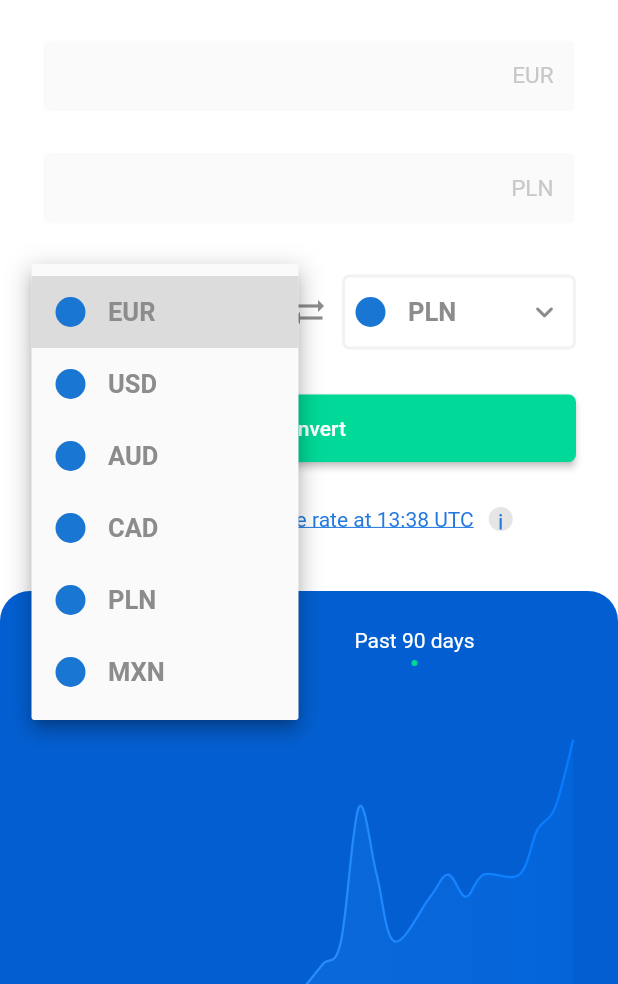
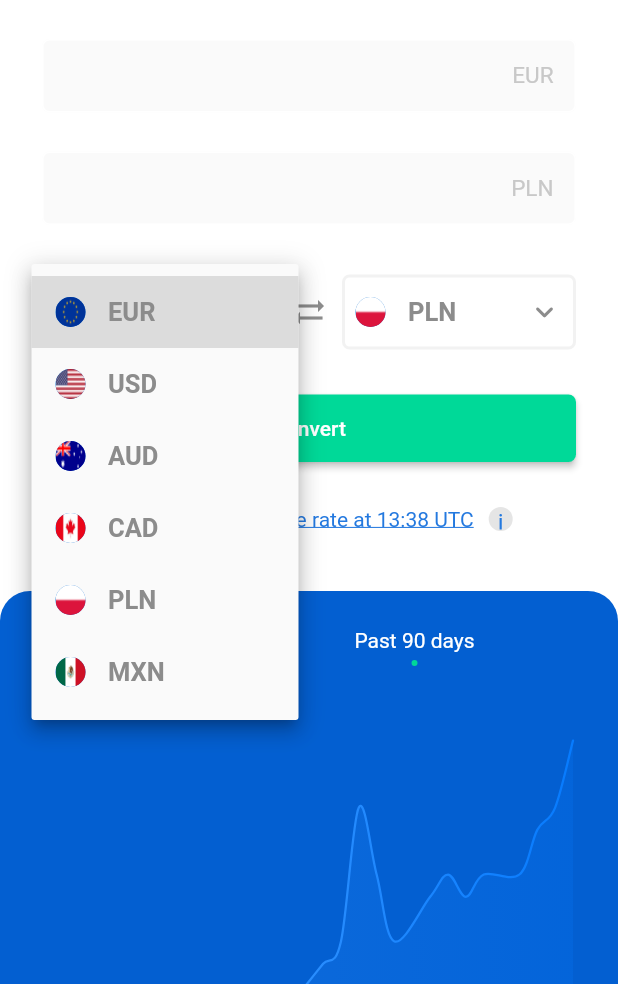
Before and after one commit to Rhemi7/euro_currency_converter, a Flutter app: the screen it shows after launch, after a tap on "EUR", on a phone screen of 412 x 824 dp, the part 252-1236 px from its top. Run offline on Flutter 3.47's test engine with Material 2 defaults, Android fonts, the phone set to English and light mode, and no system bars; drawn by our look-alikes of fl_chart; our stand-ins replace dartz, data_connection_checker, equatable, flutter_riverpod, get_it.

Commit message:
Made flags have rounded borders

```diff
--- a/lib/features/currency_calculator/presentation/screens/main_screen.dart
+++ b/lib/features/currency_calculator/presentation/screens/main_screen.dart
@@ -25,12 +25,12 @@ class _MainScreenState extends State<MainScreen> {
   ];
 
   List<CurrencyModel> currencyList = [
-    CurrencyModel(name: 'EUR', image: ''),
-    CurrencyModel(name: 'USD', image: ''),
-    CurrencyModel(name: 'AUD', image: ''),
-    CurrencyModel(name: 'CAD', image: ''),
-    CurrencyModel(name: 'PLN', image: ''),
-    CurrencyModel(name: 'MXN', image: ''),
+    CurrencyModel(name: 'EUR', image: 'assets/images/euro.png'),
+    CurrencyModel(name: 'USD', image: 'assets/images/us.png'),
+    CurrencyModel(name: 'AUD', image: 'assets/images/aus.png'),
+    CurrencyModel(name: 'CAD', image: 'assets/images/can.png'),
+    CurrencyModel(name: 'PLN', image: 'assets/images/poland.png'),
+    CurrencyModel(name: 'MXN', image: 'assets/images/mexico.png'),
   ];
 
 
@@ -50,27 +50,20 @@ class _MainScreenState extends State<MainScreen> {
     secondFieldController.text = (int.parse(firstFieldController.text) *
         rate!)
         .toString();
-    // cost = (int.parse(_sharesController.text) *
-    //     double.parse(widget.stockInfo.price))
-    //     .toString();
+
   }
 
   @override
   void initState() {
     firstFieldController.addListener(calculateConvertedValue);
-
     secondFieldController.addListener(calculateConvertedValue);
-    // _amountController.addListener(calculateQuantity);
     super.initState();
   }
 
   @override
   void dispose() {
     // _sharesController.removeListener(calculateCost);
-    // _amountController.removeListener(calculateQuantity);
-    // _amountController.dispose();
-    // _sharesController.dispose();
-    // _mainController.dispose();
+
     super.dispose();
   }
 
@@ -127,32 +120,6 @@ class _MainScreenState extends State<MainScreen> {
             Consumer(
               builder: (context, watch, child) {
                 final converterState = watch(converterNotifierProvider);
-//if (drinksState is DrinksLoading) {
-//                 return const CircularProgressIndicator();
-//               } else if (drinksState is DrinksLoaded) {
-//                 return ListView.separated(
-//                     itemBuilder: (index, context) {
-//                       return Checkbox(
-//                           value: true,
-//                           onChanged: (bool? val) {
-//                             val = true;
-//                           });
-//                     },
-//                     separatorBuilder: (index, context) {
-//                       return const SizedBox(
-//                         height: 10,
-//                       );
-//                     },
-//                     itemCount: drinksState.drinks!.length);
-//               } else if (drinksState is DrinksError) {
-//                 Center(
-//                   child: Text(
-//                     drinksState.message.toString(),
-//                     style: const TextStyle(color: Colors.black),
-//                   ),
-//                 );
-//               }
-//               return Container();
                 if (converterState is ConverterLoading) {
                   return TestTextField(
                     suffixText: _selectedSecondCurrency,
@@ -447,6 +414,7 @@ class _MainScreenState extends State<MainScreen> {
                                   opacity: 1,
                                   child: CustomTextWidget(
                                     currency: currency.name,
+                                    image: currency.image,
                                   ),
                                 ));
                           }).toList(),
--- a/lib/features/currency_calculator/presentation/widgets/currency_drop_down_widget.dart
+++ b/lib/features/currency_calculator/presentation/widgets/currency_drop_down_widget.dart
@@ -1,19 +1,30 @@
 import 'package:flutter/material.dart';
 
 class CustomTextWidget extends StatelessWidget {
- final String currency;
+  final String currency;
+  final String image;
 
-  const CustomTextWidget({Key? key, required this.currency}) : super(key: key);
+  const CustomTextWidget(
+      {Key? key, required this.currency, required this.image})
+      : super(key: key);
 
   @override
   Widget build(BuildContext context) {
     return Row(
       // mainAxisAlignment: MainAxisAlignment.spaceEvenly,
       children: [
-        const CircleAvatar(
+        CircleAvatar(
           radius: 10,
+          child: Container(
+            decoration: BoxDecoration(
+              borderRadius: const BorderRadius.all(Radius.circular(10)),
+                image: DecorationImage(
+              fit: BoxFit.fill,
+              image: AssetImage(image),
+            )),
+          ),
         ),
-       const SizedBox(
+        const SizedBox(
           width: 15,
         ),
         Text(
--- a/pubspec.yaml
+++ b/pubspec.yaml
@@ -60,7 +60,8 @@ dev_dependencies:
 
 # The following section is specific to Flutter.
 flutter:
-
+  assets:
+    - assets/images/
   # The following line ensures that the Material Icons font is
   # included with your application, so that you can use the icons in
   # the material Icons class.
```
